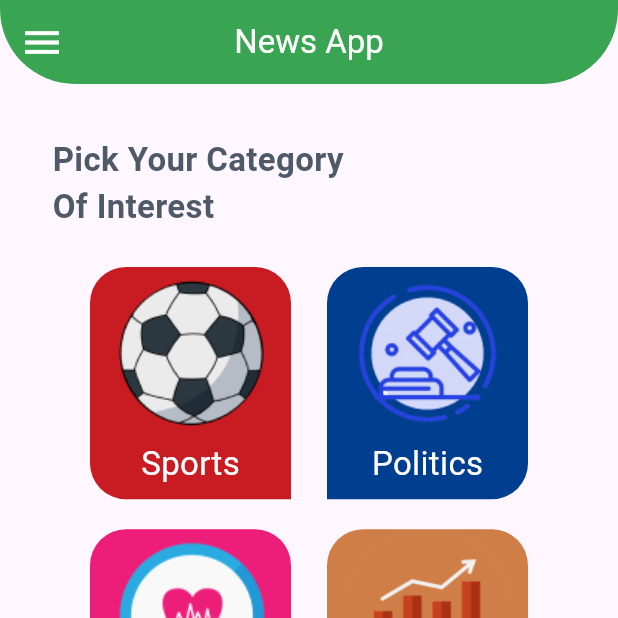
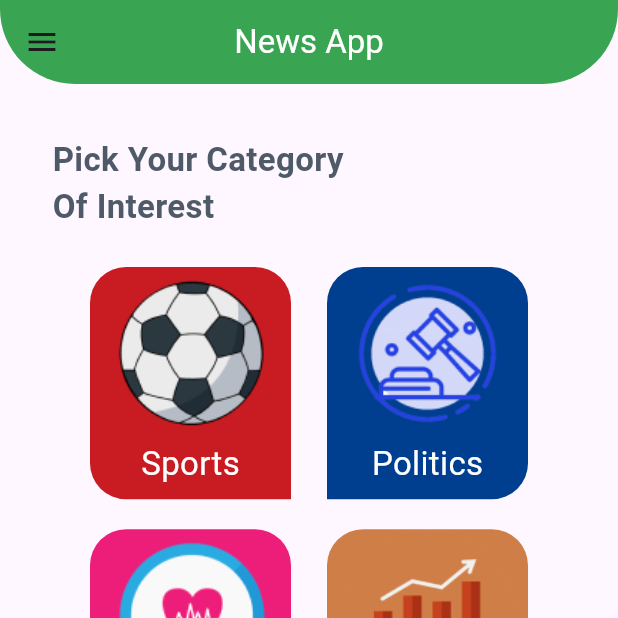
Before and after one commit to Psycho04/news_app, a Flutter app: the screen it shows after launch, on a phone screen of 412 x 824 dp, the top half of it. Run offline on Flutter 3.47's test engine with Material 3 defaults, Android fonts, the phone set to English and light mode, and no system bars; our stand-ins replace cached_network_image, timeago.

Commit message:
updated drawer

```diff
--- a/lib/screens/home/home.dart
+++ b/lib/screens/home/home.dart
@@ -38,7 +38,6 @@ class _HomeState extends State<Home> {
       },
       child: Scaffold(
         appBar: AppBar(
-          leading: const Icon(Icons.menu, color: Colors.white,size: 30,),
           backgroundColor: const Color(0xff39A552),
           title: const Text(
             'News App',
```
